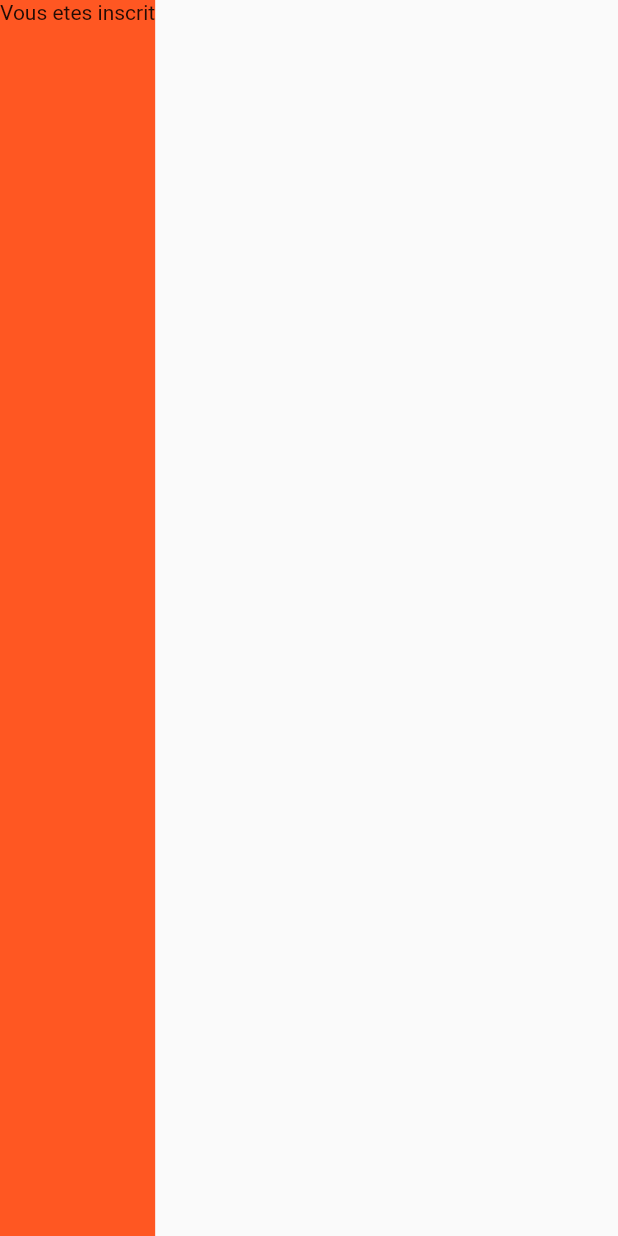
After one commit to TavernierAlicia/Projet-B3_Mobile, a Flutter app: the PageRegisterConfirm screen opened directly, on a phone screen of 412 x 824 dp. The commit adds this screen. Run offline on Flutter 3.47's test engine with Material 2 defaults, Android fonts, the phone set to English and light mode, and no system bars; our stand-ins replace flutter_map, latlong; missing offline and left inert: dart:ffi.

Commit message:
Setting up confirm register page

```diff
--- a/lib/pages/page_register.dart
+++ b/lib/pages/page_register.dart
@@ -1,4 +1,5 @@
 import 'package:flutter/material.dart';
+import 'package:projet_b3/pages/page_register_confirm.dart';
 import 'package:projet_b3/requests/account_requests.dart';
 
 class PageRegister extends StatefulWidget {
@@ -265,7 +266,12 @@ class _PageRegisterState extends State<PageRegister> {
                   ),
                 );
               } else {
-                // TODO : Go to confirm page
+                Navigator.pushReplacement(
+                  context,
+                  MaterialPageRoute(
+                    builder: (context) => PageRegisterConfirm(),
+                  ),
+                );
               }
             });
           }
--- /dev/null
+++ b/lib/pages/page_register_confirm.dart
@@ -0,0 +1,26 @@
+import 'package:flutter/material.dart';
+
+class PageRegisterConfirm extends StatefulWidget {
+  PageRegisterConfirm({Key key}) : super(key: key);
+
+  @override
+  _PageRegisterConfirmState createState() => _PageRegisterConfirmState();
+}
+
+class _PageRegisterConfirmState extends State<PageRegisterConfirm> {
+
+  @override
+  Widget build(BuildContext context) {
+    return Scaffold(
+      body: Container(
+        color: Colors.deepOrange,
+        child: Column(
+          children: <Widget>[
+            Stack(),
+            Text("Vous etes inscrit"),
+          ],
+        ),
+      ),
+    );
+  }
+}
```
